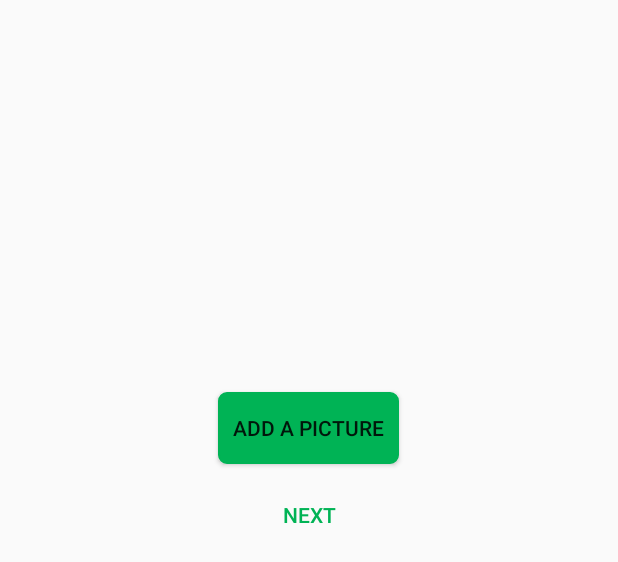
After one commit to Simon-Bru/Fanny, an Android app: the layout activity_photo.xml on its own in the app's theme, with its tools: preview values and no code run, on a phone screen of 412 x 824 dp. The commit adds this screen. Shown: the top 562 px of the screen. Run offline under Robolectric (Android 15) with nearby library versions, the phone set to English and light mode, and no system bars.

Commit message:
Add photo activity

```diff
--- a/app/src/main/res/layout-land/activity_record_match.xml
+++ b/app/src/main/res/layout-land/activity_record_match.xml
@@ -3,7 +3,7 @@
     xmlns:tools="http://schemas.android.com/tools"
     android:layout_width="match_parent"
     android:layout_height="match_parent"
-    tools:context="edu.bruguerolle.rocher.fanny.activities.RecordMatchActivity">
+    tools:activity="edu.bruguerolle.rocher.fanny.activities.RecordMatchActivity">
     <LinearLayout
         android:layout_alignParentStart="true"
         android:orientation="horizontal"
--- a/app/src/main/res/layout-land/fragment_match_controls.xml
+++ b/app/src/main/res/layout-land/fragment_match_controls.xml
@@ -1,6 +1,6 @@
 <LinearLayout xmlns:android="http://schemas.android.com/apk/res/android"
     xmlns:tools="http://schemas.android.com/tools"
-    tools:context="edu.bruguerolle.rocher.fanny.fragments.MatchControlsFragment"
+    tools:activity="edu.bruguerolle.rocher.fanny.fragments.MatchControlsFragment"
     android:layout_width="wrap_content"
     android:layout_height="match_parent"
     android:orientation="vertical">
--- a/app/src/main/res/layout/activity_create_match.xml
+++ b/app/src/main/res/layout/activity_create_match.xml
@@ -9,7 +9,7 @@
         android:layout_width="match_parent"
         android:layout_height="match_parent"
         android:orientation="vertical"
-        tools:context="edu.bruguerolle.rocher.fanny.activities.CreateMatchActivity">
+        tools:activity="edu.bruguerolle.rocher.fanny.activities.CreateMatchActivity">
 
         <TextView
             android:id="@+id/textView2"
--- /dev/null
+++ b/app/src/main/res/layout/activity_photo.xml
@@ -0,0 +1,80 @@
+<?xml version="1.0" encoding="utf-8"?>
+<ScrollView
+    xmlns:android="http://schemas.android.com/apk/res/android"
+    xmlns:tools="http://schemas.android.com/tools"
+    tools:activity="edu.bruguerolle.rocher.fanny.activities.PhotoActivity"
+    android:layout_height="match_parent"
+    android:layout_width="match_parent">
+    <LinearLayout
+        android:layout_width="match_parent"
+        android:layout_height="wrap_content"
+        android:orientation="vertical">
+
+        <TextView
+            android:id="@+id/winnerText"
+            android:layout_marginTop="50dp"
+            android:textSize="35sp"
+            android:textColor="@android:color/black"
+            android:layout_width="wrap_content"
+            android:layout_height="wrap_content"
+            android:layout_gravity="center_horizontal"/>
+
+        <TextView
+            android:id="@+id/scoreText"
+            style="@style/title"
+            android:textSize="40sp"
+            android:layout_marginTop="30dp"
+            android:textColor="@android:color/black"
+            android:layout_width="wrap_content"
+            android:layout_height="wrap_content"
+            android:layout_gravity="center_horizontal"/>
+
+        <TextView
+            android:id="@+id/fannyText"
+            style="@style/title"
+            android:text="FANNY !!!"
+            android:textColor="@android:color/black"
+            android:elevation="2dp"
+            android:textSize="50sp"
+            android:layout_marginTop="10dp"
+            android:visibility="gone"
+            android:layout_width="wrap_content"
+            android:layout_height="wrap_content"
+            android:layout_gravity="center_horizontal"/>
+
+        <TextView
+            android:id="@+id/loserText"
+            android:textColor="@android:color/black"
+            android:textSize="30sp"
+            android:layout_marginTop="15dp"
+            android:layout_width="wrap_content"
+            android:layout_height="wrap_content"
+            android:layout_gravity="center_horizontal"/>
+
+        <ImageView
+            android:id="@+id/matchPicture"
+            android:contentDescription="Match picture"
+            android:layout_marginTop="25dp"
+            android:layout_width="match_parent"
+            android:layout_height="wrap_content"
+            android:scaleType="centerCrop"
+            android:adjustViewBounds="true"/>
+
+        <Button
+            android:id="@+id/pickBtn"
+            android:text="Add a picture"
+            android:layout_marginTop="10dp"
+            android:layout_width="wrap_content"
+            android:layout_height="wrap_content"
+            android:layout_gravity="center_horizontal"/>
+
+        <Button
+            android:id="@+id/nextBtn"
+            style="@style/Widget.AppCompat.Button.Borderless.Colored"
+            android:layout_marginTop="10dp"
+            android:text="Next"
+            android:layout_width="wrap_content"
+            android:layout_height="wrap_content"
+            android:layout_gravity="center_horizontal"/>
+    </LinearLayout>
+</ScrollView>
--- a/app/src/main/res/layout/activity_record_match.xml
+++ b/app/src/main/res/layout/activity_record_match.xml
@@ -3,7 +3,7 @@
     xmlns:tools="http://schemas.android.com/tools"
     android:layout_width="match_parent"
     android:layout_height="match_parent"
-    tools:context="edu.bruguerolle.rocher.fanny.activities.RecordMatchActivity"
+    tools:activity="edu.bruguerolle.rocher.fanny.activities.RecordMatchActivity"
     android:orientation="vertical">
 
     <LinearLayout
--- a/app/src/main/res/layout/app_bar_main.xml
+++ b/app/src/main/res/layout/app_bar_main.xml
@@ -4,7 +4,7 @@
     xmlns:tools="http://schemas.android.com/tools"
     android:layout_width="match_parent"
     android:layout_height="match_parent"
-    tools:context="edu.bruguerolle.rocher.fanny.activities.MainActivity">
+    tools:activity="edu.bruguerolle.rocher.fanny.activities.MainActivity">
 
     <android.support.design.widget.AppBarLayout
         android:layout_width="match_parent"
--- a/app/src/main/res/layout/content_main.xml
+++ b/app/src/main/res/layout/content_main.xml
@@ -5,7 +5,7 @@
     android:layout_width="match_parent"
     android:layout_height="match_parent"
     app:layout_behavior="@string/appbar_scrolling_view_behavior"
-    tools:context="edu.bruguerolle.rocher.fanny.activities.MainActivity"
+    tools:activity="edu.bruguerolle.rocher.fanny.activities.MainActivity"
     tools:showIn="@layout/app_bar_main">
 
     <TextView
--- a/app/src/main/res/layout/fragment_match_controls.xml
+++ b/app/src/main/res/layout/fragment_match_controls.xml
@@ -2,7 +2,7 @@
     xmlns:tools="http://schemas.android.com/tools"
     android:layout_width="match_parent"
     android:layout_height="match_parent"
-    tools:context="edu.bruguerolle.rocher.fanny.fragments.MatchControlsFragment">
+    tools:activity="edu.bruguerolle.rocher.fanny.fragments.MatchControlsFragment">
 
     <LinearLayout
         android:layout_width="match_parent"
--- a/app/src/main/res/layout/fragment_score.xml
+++ b/app/src/main/res/layout/fragment_score.xml
@@ -4,7 +4,7 @@
     android:id="@+id/Points"
     android:layout_width="wrap_content"
     android:layout_height="wrap_content"
-    tools:context="edu.bruguerolle.rocher.fanny.fragments.ScoreFragment">
+    tools:activity="edu.bruguerolle.rocher.fanny.fragments.ScoreFragment">
     <ImageView
         android:layout_width="wrap_content"
         android:layout_height="match_parent"
--- a/app/src/main/res/layout/previous_matches.xml
+++ b/app/src/main/res/layout/previous_matches.xml
@@ -3,6 +3,6 @@
     xmlns:tools="http://schemas.android.com/tools"
     android:layout_width="match_parent"
     android:layout_height="match_parent"
-    tools:context="edu.bruguerolle.rocher.fanny.activities.PreviousMatches">
+    tools:activity="edu.bruguerolle.rocher.fanny.activities.PreviousMatches">
 
 </android.support.constraint.ConstraintLayout>
--- a/app/src/main/res/values/styles.xml
+++ b/app/src/main/res/values/styles.xml
@@ -33,6 +33,8 @@
 
     <style name="greenBtn" parent="Base.Widget.AppCompat.Button">
         <item name="android:background">@drawable/btn_bg</item>
+        <item name="android:paddingEnd">10dp</item>
+        <item name="android:paddingStart">10dp</item>
     </style>
 
     <style name="outlineBtn" parent="Base.Widget.AppCompat.Button">
```
Also changed, not shown: app/src/main/AndroidManifest.xml (+8 -0 lines), app/src/main/java/edu/bruguerolle/rocher/fanny/activities/ImagePickerBaseActivity.java (added, +178 -0 lines), app/src/main/java/edu/bruguerolle/rocher/fanny/activities/PhotoActivity.java (+59 -3 lines), app/src/main/java/edu/bruguerolle/rocher/fanny/activities/RecordMatchActivity.java (+30 -19 lines), app/src/main/java/edu/bruguerolle/rocher/fanny/model/Match.java (+18 -10 lines), app/src/main/java/edu/bruguerolle/rocher/fanny/model/Player.java (+0 -9 lines), app/src/main/res/layout/photo.xml (deleted, +0 -14 lines).
